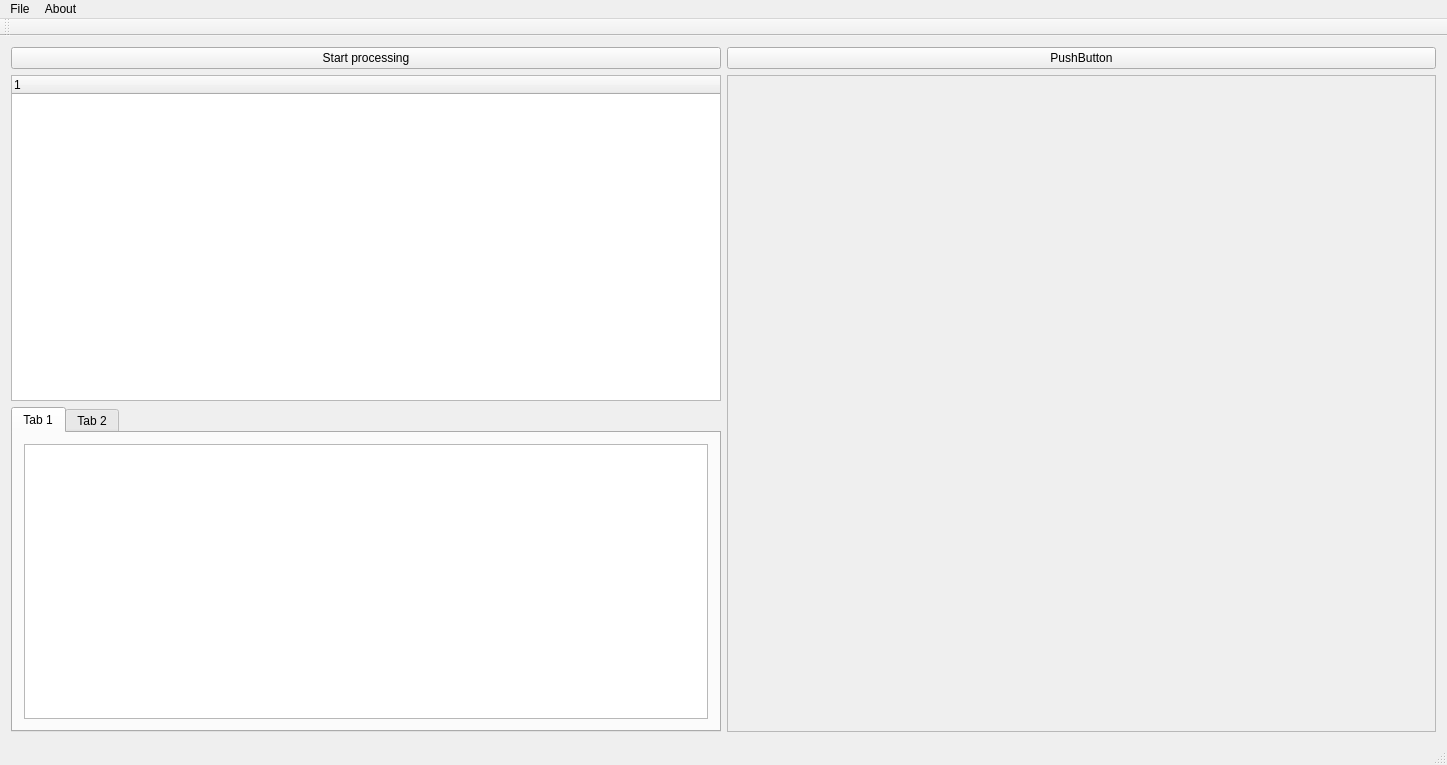
Qt form mainwindow.ui (enricod/qview) before a commit.
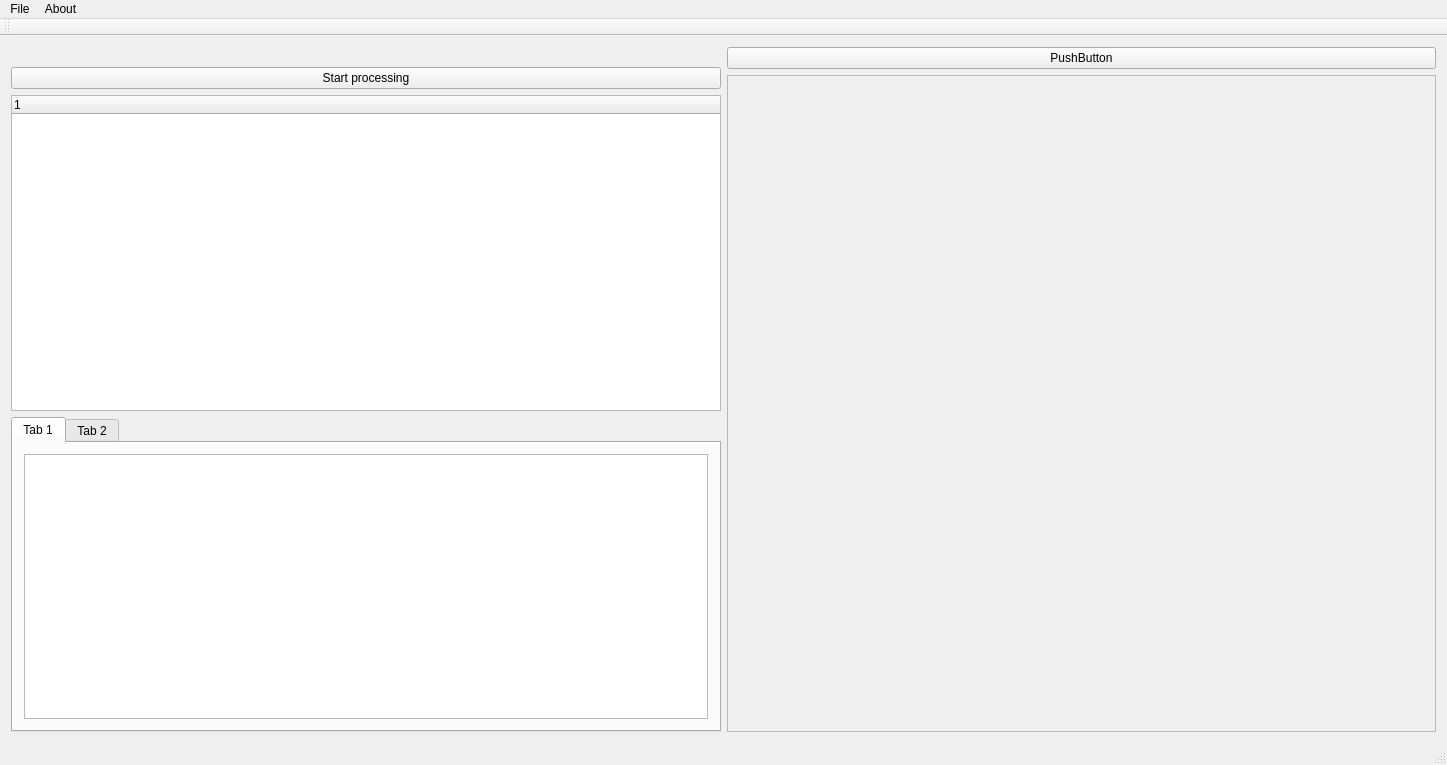
The same form after that commit.

Commit message: dir iniziale

What changed in the file:
```diff
--- a/mainwindow.ui
+++ b/mainwindow.ui
@@ -28,6 +28,13 @@
       </property>
       <item>
        <layout class="QVBoxLayout" name="verticalLayout_2">
+        <item>
+         <widget class="QLabel" name="currentDirLabel">
+          <property name="text">
+           <string/>
+          </property>
+         </widget>
+        </item>
         <item>
          <widget class="QPushButton" name="startProcessingBtn">
           <property name="text">
```
The commit also changes 1 other file.
